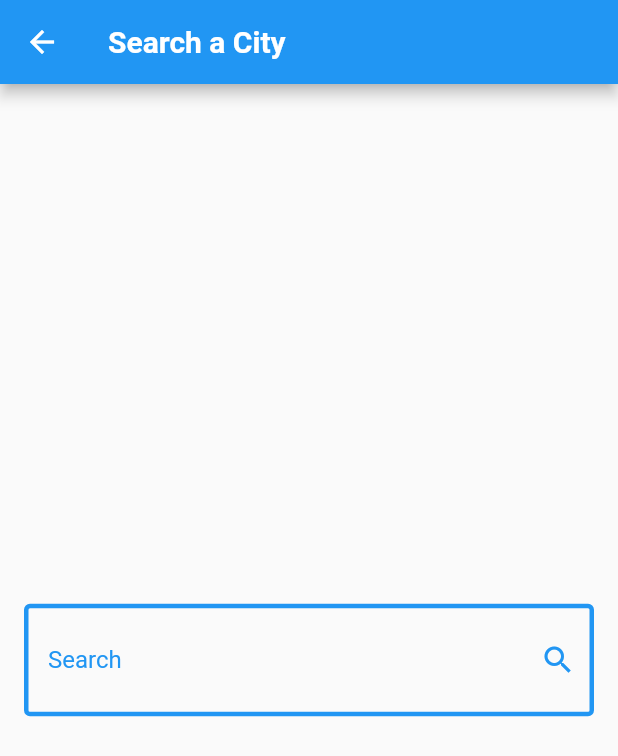
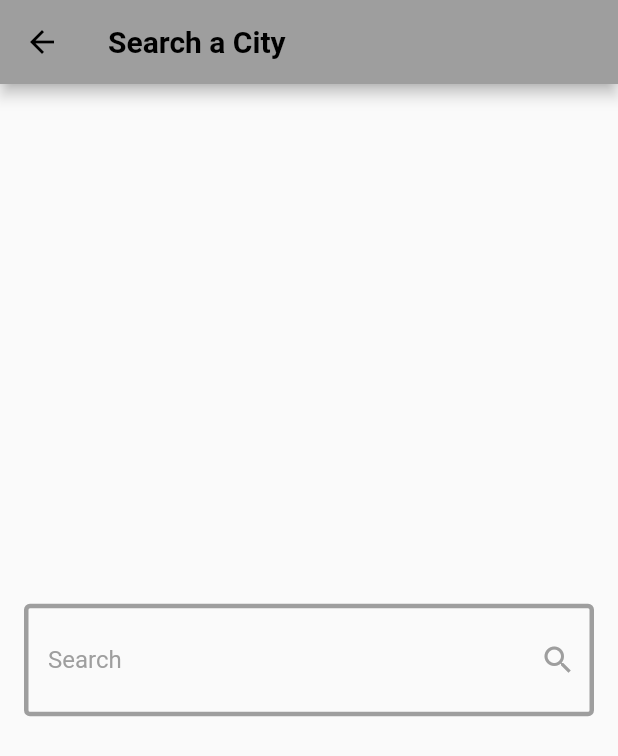
Before and after one commit to MarioMedhat10/Weather-App, a Flutter app: the screen it shows after launch, after a tap on the "search" icon, on a phone screen of 412 x 824 dp. Shown: the top 756 px of the screen. Run offline on Flutter 3.47's test engine with Material 3 defaults, Android fonts, the phone set to English and light mode, and no system bars; our stand-ins replace dio, flutter_bloc.

Commit message:
added BlocBuilder to rebuild after each search to take change the color

```diff
--- a/lib/main.dart
+++ b/lib/main.dart
@@ -1,6 +1,7 @@
 import 'package:flutter/material.dart';
 import 'package:flutter_bloc/flutter_bloc.dart';
 import 'package:weather_app/cubits/get_weather_cubit/get_weather_cubit.dart';
+import 'package:weather_app/cubits/get_weather_cubit/get_weather_states.dart';
 import 'package:weather_app/screens/home_screen.dart';
 
 void main() {
@@ -19,16 +20,27 @@ class WeatherApp extends StatelessWidget {
       *   a GetWeatherCubit so it can use BlocProvider
       * */
       child: Builder(
-        builder: (context) => MaterialApp(
+        builder: (context) =>
+            /*
+            * putting BlocBuilder here is for rebuilding
+            *  the color after searching
+            * */
+            BlocBuilder<GetWeatherCubit, WeatherState>(
+              builder: (context, state) {
+                return MaterialApp(
                   debugShowCheckedModeBanner: false,
                   theme: ThemeData(
                     useMaterial3: false,
                     primarySwatch: getThemeColor(
-              BlocProvider.of<GetWeatherCubit>(context)
-                  .weatherModel?.weatherCondition,
+                      BlocProvider
+                          .of<GetWeatherCubit>(context)
+                          .weatherModel
+                          ?.weatherCondition,
                     ),
                   ),
                   home: HomeScreen(),
+                );
+              },
             ),
       ),
     );
@@ -63,8 +75,8 @@ class WeatherApp extends StatelessWidget {
 // }
 
 MaterialColor? getThemeColor(String? condition) {
-  if (condition == null){
-    return Colors.blue;
+  if (condition == null) {
+    return Colors.grey;
   }
   switch (condition) {
     case "Sunny":
@@ -89,10 +101,6 @@ MaterialColor? getThemeColor(String? condition) {
       return Colors.grey;
     case "Thundery outbreaks possible":
       return Colors.amber;
-    case "Blowing snow":
-      return Colors.white as MaterialColor;
-    case "Blizzard":
-      return Colors.white as MaterialColor;
     case "Fog":
       return Colors.grey;
     case "Freezing fog":
@@ -166,6 +174,6 @@ MaterialColor? getThemeColor(String? condition) {
     case "Moderate or heavy snow with thunder":
       return Colors.amber;
     default:
-      return Colors.blue;
+      return Colors.grey;
   }
 }
```
Lines whose indentation alone changed are shown as unchanged.
